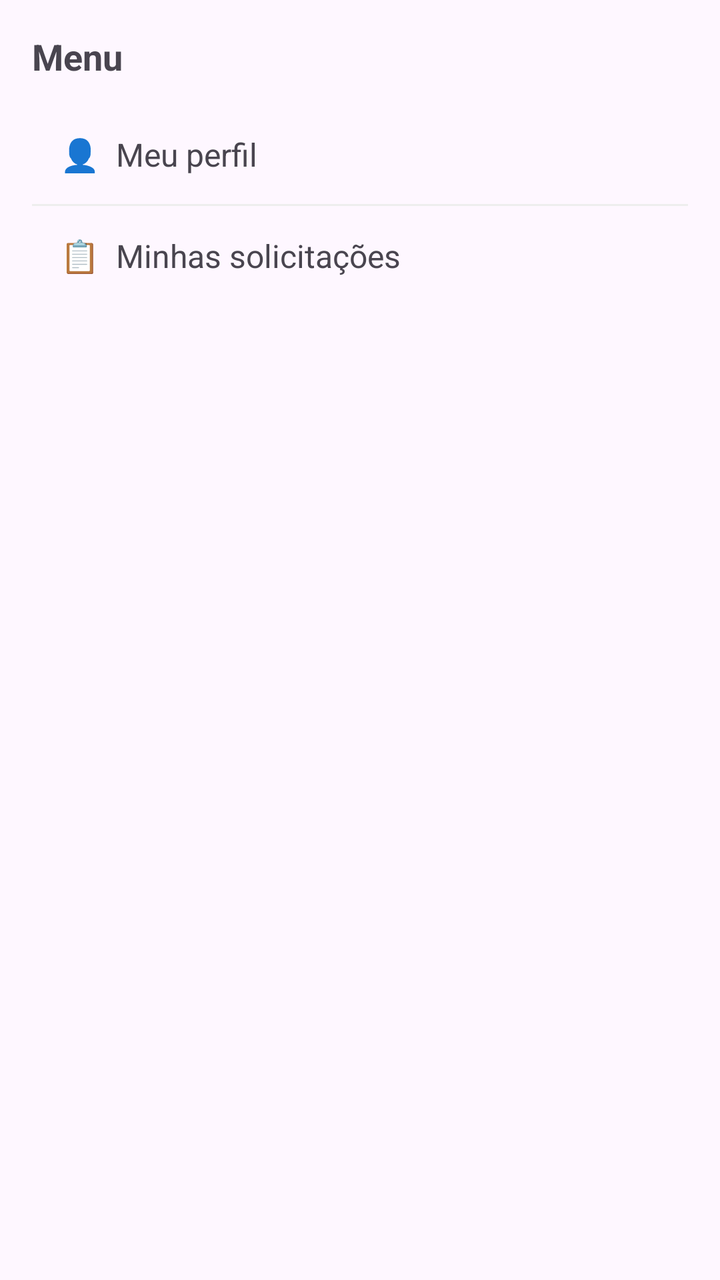
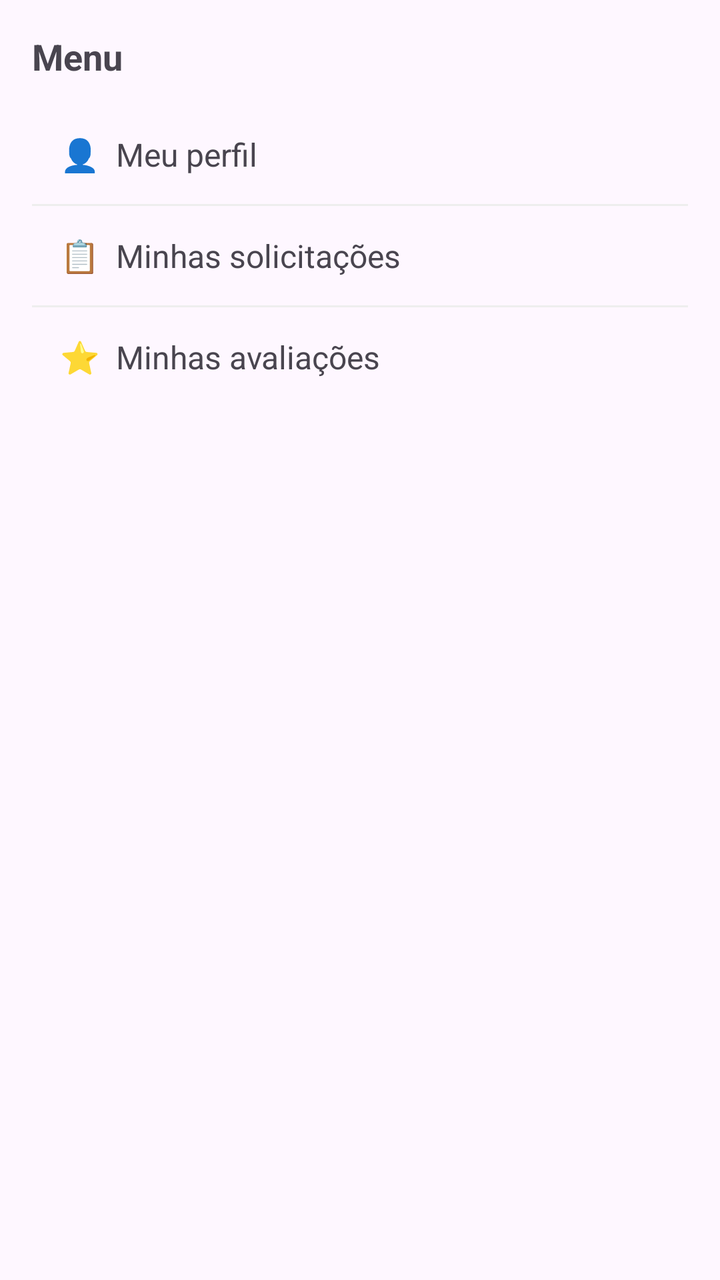

The first picture is an Android layout as it rendered before a commit; the second is the same layout after the commit. The layout source and the unified diff follow.
<!-- AndroidManifest.xml: application theme Theme.MeuFreela -->
<!-- res/layout/menu_bottom_sheet.xml -->
<?xml version="1.0" encoding="utf-8"?>
<LinearLayout xmlns:android="http://schemas.android.com/apk/res/android"
    android:layout_width="match_parent"
    android:layout_height="wrap_content"
    android:orientation="vertical"
    android:padding="16dp">

    <TextView
        android:layout_width="match_parent"
        android:layout_height="wrap_content"
        android:text="Menu"
        android:textSize="18sp"
        android:textStyle="bold"
        android:paddingBottom="12dp" />

    <TextView
        android:id="@+id/opcaoPerfil"
        android:layout_width="match_parent"
        android:layout_height="wrap_content"
        android:text="👤  Meu perfil"
        android:textSize="16sp"
        android:padding="14dp" />

    <View
        android:layout_width="match_parent"
        android:layout_height="1dp"
        android:background="#EEEEEE" />

    <TextView
        android:id="@+id/opcaoSolicitacoes"
        android:layout_width="match_parent"
        android:layout_height="wrap_content"
        android:text="📋  Minhas solicitações"
        android:textSize="16sp"
        android:padding="14dp" />
</LinearLayout>
<!-- resources referenced by this layout -->
<resources>
  <style name="Theme.MeuFreela" parent="Base.Theme.MeuFreela" />
  <style name="Base.Theme.MeuFreela" parent="Theme.Material3.DayNight.NoActionBar">
          
          
      </style>
</resources>

<!-- the commit's change to res/layout/menu_bottom_sheet.xml (unified diff, before → after) -->
@@ -33,4 +33,17 @@
         android:text="📋  Minhas solicitações"
         android:textSize="16sp"
         android:padding="14dp" />
+
+    <View
+        android:layout_width="match_parent"
+        android:layout_height="1dp"
+        android:background="#EEEEEE" />
+
+    <TextView
+        android:id="@+id/opcaoAvaliacoes"
+        android:layout_width="match_parent"
+        android:layout_height="wrap_content"
+        android:text="⭐  Minhas avaliações"
+        android:textSize="16sp"
+        android:padding="14dp" />
 </LinearLayout>
